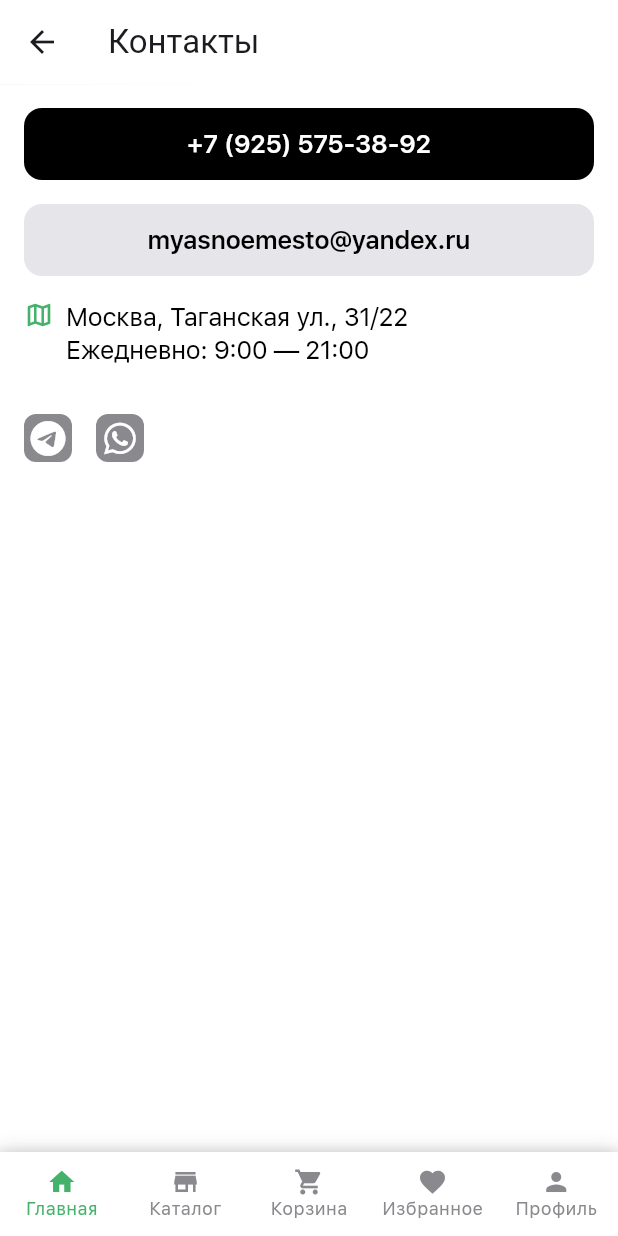
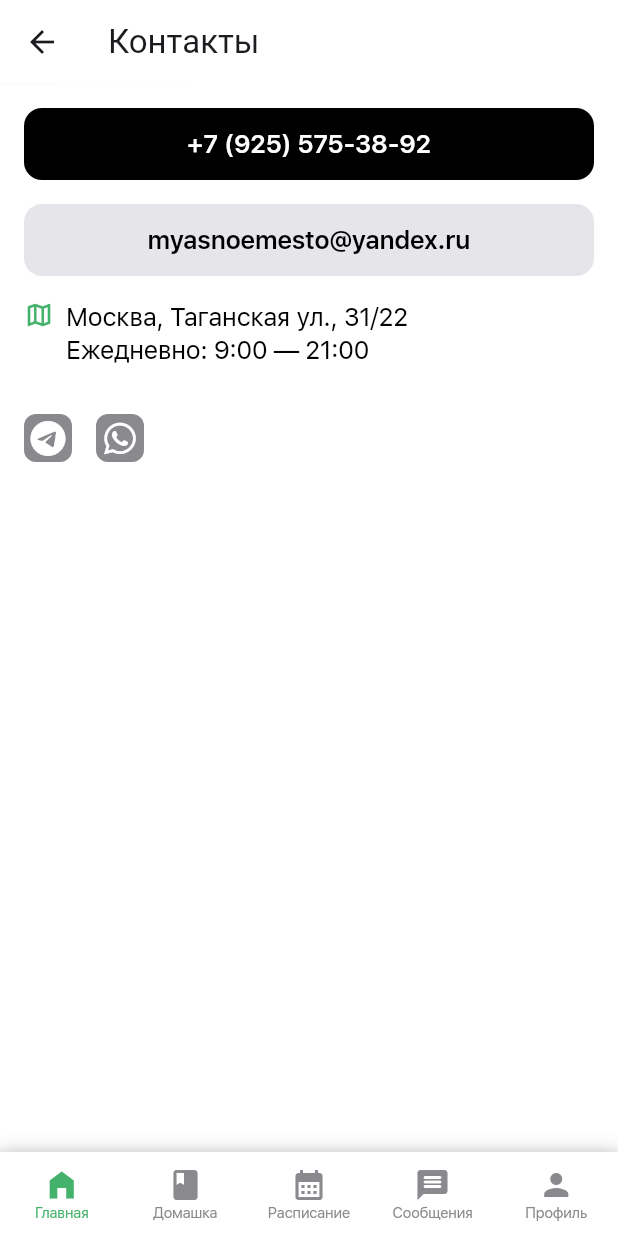
Before and after one commit to Cherkoz/flutter_app, a Flutter app: the ContactsScreen screen opened by its route, on a phone screen of 412 x 824 dp. Run offline on Flutter 3.47's test engine with Material 3 defaults, Android fonts, the phone set to English and light mode, and no system bars; drawn by our look-alikes of overlay_support; our stand-ins replace bloc, blurrycontainer, cached_network_image, dio, equatable, firebase_core and 7 more; missing offline and left inert: cubit_form, ru_phone_formatter, talker_dio_logger; accounts and stored records are empty; generated files the repository leaves out were written again; statements that could not run were skipped; project files that could hold a hidden picture were left out.

Commit message:
feat: новая нижняя навигация

```diff
--- a/app/lib/main.dart
+++ b/app/lib/main.dart
@@ -141,6 +141,14 @@ class MainScreenState extends State<MainScreen> with SingleTickerProviderStateMi
   }
 }
 
+const List<BottomNavigationBarItem> _navigationBarItems = [
+  BottomNavigationBarItem(icon: Icon(Icons.home_filled), label: 'Главная'),
+  BottomNavigationBarItem(icon: Icon(Icons.book), label: 'Домашка'),
+  BottomNavigationBarItem(icon: Icon(Icons.calendar_month), label: 'Расписание'),
+  BottomNavigationBarItem(icon: Icon(Icons.message_rounded), label: 'Сообщения'),
+  BottomNavigationBarItem(icon: Icon(Icons.person), label: 'Профиль'),
+];
+
 class BrandBottomNavigationBar extends StatelessWidget {
   const BrandBottomNavigationBar({required this.tabController});
   final TabController tabController;
@@ -159,19 +167,13 @@ class BrandBottomNavigationBar extends StatelessWidget {
       child: BottomNavigationBar(
         selectedItemColor: BrandColors.accent,
         unselectedItemColor: BrandColors.textSecondary,
-        selectedLabelStyle: BrandTypography.caption,
-        unselectedLabelStyle: BrandTypography.caption,
+        selectedLabelStyle: BrandTypography.text10,
+        unselectedLabelStyle: BrandTypography.text10,
         backgroundColor: BrandColors.white,
         showUnselectedLabels: true,
-        iconSize: 20,
+        iconSize: 24,
         type: BottomNavigationBarType.fixed,
-        items: const [
-          BottomNavigationBarItem(icon: Icon(Icons.home), label: 'Главная'),
-          BottomNavigationBarItem(icon: Icon(Icons.store), label: 'Каталог'),
-          BottomNavigationBarItem(icon: Icon(Icons.shopping_cart), label: 'Корзина'),
-          BottomNavigationBarItem(icon: Icon(Icons.favorite), label: 'Избранное'),
-          BottomNavigationBarItem(icon: Icon(Icons.person), label: 'Профиль'),
-        ],
+        items: _navigationBarItems,
         currentIndex: tabController.index,
         onTap: tabController.animateTo,
       ),
@@ -204,19 +206,13 @@ class BrandSeparateBottomNavigationBar extends StatelessWidget {
       child: BottomNavigationBar(
         selectedItemColor: BrandColors.accent,
         unselectedItemColor: BrandColors.textSecondary,
-        selectedLabelStyle: BrandTypography.caption,
-        unselectedLabelStyle: BrandTypography.caption,
+        selectedLabelStyle: BrandTypography.text10,
+        unselectedLabelStyle: BrandTypography.text10,
         backgroundColor: BrandColors.white,
         showUnselectedLabels: true,
-        iconSize: 20,
+        iconSize: 24,
         type: BottomNavigationBarType.fixed,
-        items: const [
-          BottomNavigationBarItem(icon: Icon(Icons.home), label: 'Главная'),
-          BottomNavigationBarItem(icon: Icon(Icons.store), label: 'Каталог'),
-          BottomNavigationBarItem(icon: Icon(Icons.shopping_cart), label: 'Корзина'),
-          BottomNavigationBarItem(icon: Icon(Icons.favorite), label: 'Избранное'),
-          BottomNavigationBarItem(icon: Icon(Icons.person), label: 'Профиль'),
-        ],
+        items: _navigationBarItems,
         currentIndex: getIt<AppRouter>().rootTabsKey.currentState?.curIndex ?? 0,
         onTap: onChange,
       ),
```
Also changed, not shown: app/lib/ui/screens/home_screen.dart (added, +24 -0 lines), 1 other file.
